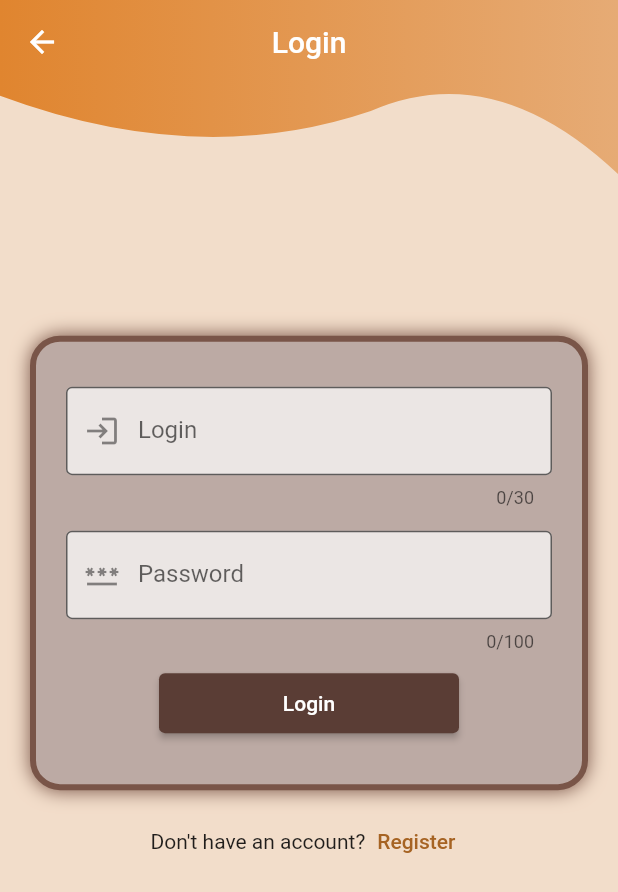
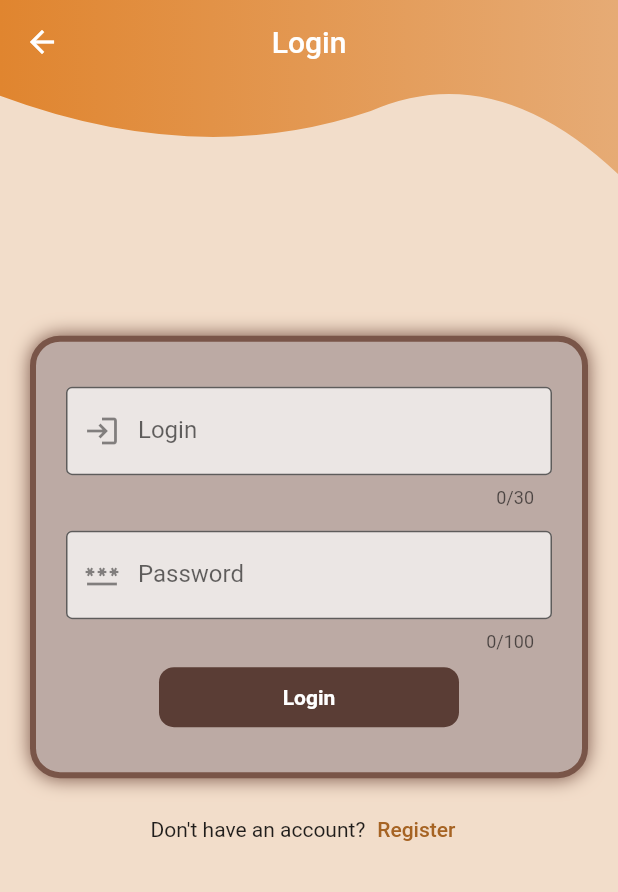
Before and after one commit to makjac/Flutter_PostBox_app, a Flutter app: the screen it shows after launch, after a tap on "Login", on a phone screen of 412 x 824 dp. Shown: the top 892 px of the screen. Run offline on Flutter 3.47's test engine with Material 2 defaults, Android fonts, the phone set to English and light mode, and no system bars; our stand-ins replace bloc, flutter_bloc, form_validator, shared_preferences.

Commit message:
login bloc request

```diff
--- a/lib/Forms/login_form/loginFotter.dart
+++ b/lib/Forms/login_form/loginFotter.dart
@@ -2,15 +2,16 @@
 
 import 'package:flutter/material.dart';
 import 'package:post_box/constans/colors.dart';
+import 'package:post_box/constans/strings.dart';
 
-Widget loginFooter(VoidCallback funcHandler) {
+Widget loginFooter(BuildContext context) {
   return Row(
     mainAxisAlignment: MainAxisAlignment.center,
     crossAxisAlignment: CrossAxisAlignment.center,
     children: <Widget>[
       const Text('Don\'t have an account?'),
       TextButton(
-          onPressed: funcHandler,
+          onPressed: () => Navigator.pushNamed(context, REGISTER_ROUTE),
           child: const Text(
             'Register',
             style: TextStyle(
--- a/lib/Forms/login_form/loginrForm.dart
+++ b/lib/Forms/login_form/loginrForm.dart
@@ -1,23 +1,18 @@
 // ignore_for_file: file_names
 
 import 'package:flutter/material.dart';
+import 'package:flutter_bloc/flutter_bloc.dart';
 import 'package:form_validator/form_validator.dart';
 import 'package:post_box/constans/colors.dart';
+import 'package:post_box/cubit/login_cubit.dart';
 
 class LoginForm extends StatelessWidget {
   final _formKey = GlobalKey<FormState>();
-  final TextEditingController loginController;
-  final TextEditingController passwdController;
-  final VoidCallback funcHandler;
+  final loginController = TextEditingController();
+  final passwdController = TextEditingController();
   final double size;
 
-  LoginForm(
-      {required this.loginController,
-      required this.passwdController,
-      required this.funcHandler,
-      this.size = 0,
-      Key? key})
-      : super(key: key);
+  LoginForm({this.size = 0, Key? key}) : super(key: key);
 
   double formSize() {
     if (size < 800) {
@@ -28,7 +23,8 @@ class LoginForm extends StatelessWidget {
   }
 
   @override
-  Widget build(BuildContext context) => SizedBox(
+  Widget build(BuildContext context) {
+    return SizedBox(
       width: formSize(),
       child: Container(
         decoration: myBoxDecoration(),
@@ -46,28 +42,47 @@ class LoginForm extends StatelessWidget {
             ),
             child: Column(
               children: <Widget>[
-                  buildLogin(),
+                loginField(),
                 const SizedBox(height: 15),
-                  buildPasswd(),
+                passwdField(),
                 const SizedBox(height: 10),
-                  ElevatedButton(
-                    style: ElevatedButton.styleFrom(
-                      primary: BUTTON_FORM_COLOR,
-                      minimumSize: const Size(200, 40),
-                    ),
-                    onPressed: () {
+                InkWell(
+                  onTap: () {
                     final isValid = _formKey.currentState!.validate();
                     if (isValid) {
-                        funcHandler();
+                      final login = loginController.text;
+                      final passwd = passwdController.text;
+                      BlocProvider.of<LoginCubit>(context)
+                          .loginUser(login, passwd);
                     }
                   },
-                    child: const Text("Login"),
-                  ),
+                  child: _addBut(),
+                )
               ],
             ),
           ),
         ),
       ),
+    );
+  }
+
+  Widget _addBut() => Container(
+        height: 40,
+        width: 200,
+        decoration: BoxDecoration(
+          color: BUTTON_FORM_COLOR,
+          borderRadius: BorderRadius.circular(10),
+        ),
+        child: Center(child: BlocBuilder<LoginCubit, LoginState>(
+          builder: ((context, state) {
+            if (state is ProcessingLogin) {
+              return CircularProgressIndicator(color: Colors.brown[100]);
+            }
+            return const Text("Login",
+                style: TextStyle(
+                    color: Colors.white, fontWeight: FontWeight.bold));
+          }),
+        )),
       );
 
   BoxDecoration myBoxDecoration() {
@@ -87,7 +102,7 @@ class LoginForm extends StatelessWidget {
     );
   }
 
-  Widget buildLogin() => TextFormField(
+  Widget loginField() => TextFormField(
         decoration: const InputDecoration(
           fillColor: TEXT_FIELDS_FORM_COLOR,
           filled: true,
@@ -101,7 +116,7 @@ class LoginForm extends StatelessWidget {
         validator: ValidationBuilder().required().build(),
       );
 
-  Widget buildPasswd() => TextFormField(
+  Widget passwdField() => TextFormField(
         decoration: const InputDecoration(
           fillColor: TEXT_FIELDS_FORM_COLOR,
           filled: true,
--- /dev/null
+++ b/lib/cubit/login_state.dart
@@ -0,0 +1,18 @@
+// ignore_for_file: public_member_api_docs, sort_constructors_first
+part of 'login_cubit.dart';
+
+@immutable
+abstract class LoginState {}
+
+class LoginInitial extends LoginState {}
+
+class ProcessingLogin extends LoginState {}
+
+class Logged extends LoginState {}
+
+class InvalidResponse extends LoginState {
+  final String title;
+  final String body;
+
+  InvalidResponse({required this.title, required this.body});
+}
--- a/lib/pages/loginScreen.dart
+++ b/lib/pages/loginScreen.dart
@@ -1,29 +1,20 @@
 // ignore_for_file: file_names
 
 // ignore: library_prefixes
-import 'dart:convert' as JSON;
 
 import 'package:flutter/material.dart';
-import 'package:http/http.dart' as http;
+import 'package:flutter_bloc/flutter_bloc.dart';
 
 import 'package:post_box/Forms/login_form/loginForm_base.dart';
 import 'package:post_box/constans/strings.dart';
+import 'package:post_box/cubit/login_cubit.dart';
 import 'package:post_box/graphic/appBars/startAppBar.dart';
 import 'package:post_box/graphic/alerts/normalAlert.dart';
 import 'package:post_box/graphic/templates/page_template.dart';
-import 'package:post_box/utils/userSharedPreferences.dart';
 import '../utils/customScroll.dart';
 
-class LoginPage extends StatefulWidget {
+class LoginPage extends StatelessWidget {
   const LoginPage({Key? key}) : super(key: key);
-
-  @override
-  State<LoginPage> createState() => _LoginPageState();
-}
-
-class _LoginPageState extends State<LoginPage> {
-  final _loginController = TextEditingController();
-  final _passwdController = TextEditingController();
 
   @override
   Widget build(BuildContext context) => PageTemplate(
@@ -44,14 +35,30 @@ class _LoginPageState extends State<LoginPage> {
                       height: 391,
                       child: Column(
                         children: [
-                          LoginForm(
-                            loginController: _loginController,
-                            passwdController: _passwdController,
-                            funcHandler: () => _login(
-                                _loginController.text, _passwdController.text),
-                            size: MediaQuery.of(context).size.width,
+                          BlocListener<LoginCubit, LoginState>(
+                            listener: (context, state) {
+                              if (state is Logged) {
+                                Navigator.pushNamedAndRemoveUntil(
+                                    context,
+                                    PROFILE_ROUTE,
+                                    (Route<dynamic> route) => false);
+                              }
+                              if (state is InvalidResponse) {
+                                showDialog(
+                                    context: context,
+                                    builder: (context) {
+                                      return normalAllert(
+                                        state.title,
+                                        state.body,
+                                      );
+                                    });
+                              }
+                            },
+                            child: LoginForm(
+                              size: MediaQuery.of(context).size.width,
+                            ),
                           ),
-                          loginFooter(_pushScreen),
+                          loginFooter(context),
                         ],
                       ),
                     ),
@@ -63,60 +70,4 @@ class _LoginPageState extends State<LoginPage> {
           ],
         ),
       );
-
-  void _pushScreen() {
-    Navigator.pushNamed(context, REGISTER_ROUTE);
-  }
-
-  //Display allert
-  void _alert(String title, String body) {
-    showDialog(
-        context: context,
-        builder: (context) {
-          return normalAllert(
-            title,
-            body,
-          );
-        });
-  }
-
-  //Send login resquest and get JWT token
-  void _login(String login, String passwd) async {
-    try {
-      final url = Uri.parse('http://makjac.pl:8080/login');
-      final response = await http.post(
-        url,
-        body: {'username': login, 'passwd': passwd},
-      );
-
-      switch (response.statusCode) {
-        case 200:
-          {
-            final data = JSON.jsonDecode(response.body);
-            await UserSharedPreferences.setToken(data["token"]);
-            Navigator.pushNamedAndRemoveUntil(
-                context, PROFILE_ROUTE, (Route<dynamic> route) => false);
-            break;
-          }
-        case 401:
-          {
-            _alert(
-              "Wrong data",
-              "Opps... Wrong login or password!",
-            );
-            break;
-          }
-        case 521:
-          {
-            _alert(
-              "Web server is down",
-              "Opps... No connection!",
-            );
-            break;
-          }
-      }
-    } catch (err) {
-      return;
-    }
-  }
 }
--- a/lib/router.dart
+++ b/lib/router.dart
@@ -1,5 +1,6 @@
 import 'package:flutter/material.dart';
 import 'package:flutter_bloc/flutter_bloc.dart';
+import 'package:post_box/cubit/login_cubit.dart';
 import 'package:post_box/data/network_service.dart';
 import 'package:post_box/pages/pages_base.dart';
 import 'package:post_box/constans/strings.dart';
@@ -18,7 +19,12 @@ class AppRouter {
       case START_ROUTE:
         return MaterialPageRoute(builder: (_) => const StartScreen());
       case LOGIN_ROUTE:
-        return MaterialPageRoute(builder: (_) => const LoginPage());
+        return MaterialPageRoute(
+            builder: (_) => BlocProvider(
+                  create: (BuildContext context) =>
+                      LoginCubit(repository: repository!),
+                  child: const LoginPage(),
+                ));
       case REGISTER_ROUTE:
         return MaterialPageRoute(builder: (_) => const RegisterPage());
       case PROFILE_ROUTE:
```
Also changed, not shown: lib/cubit/login_cubit.dart (added, +44 -0 lines), lib/data/network_service.dart (+14 -0 lines), lib/data/repository.dart (+9 -0 lines), lib/main.dart (+0 -11 lines). Lines whose indentation alone changed are shown as unchanged.
